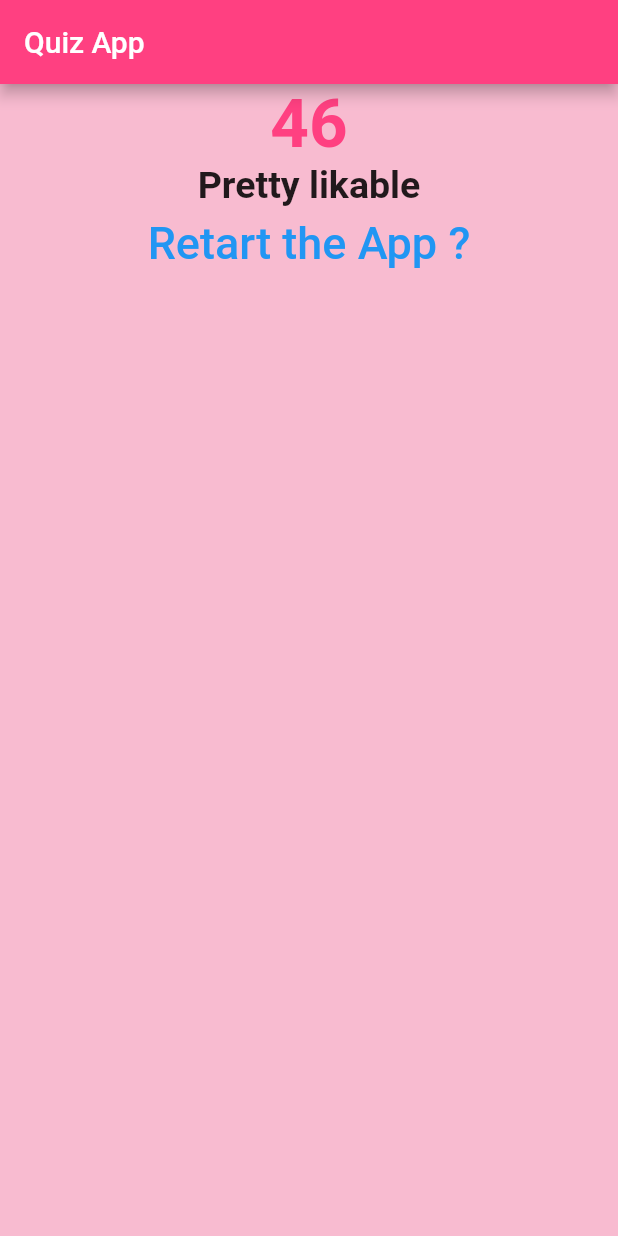
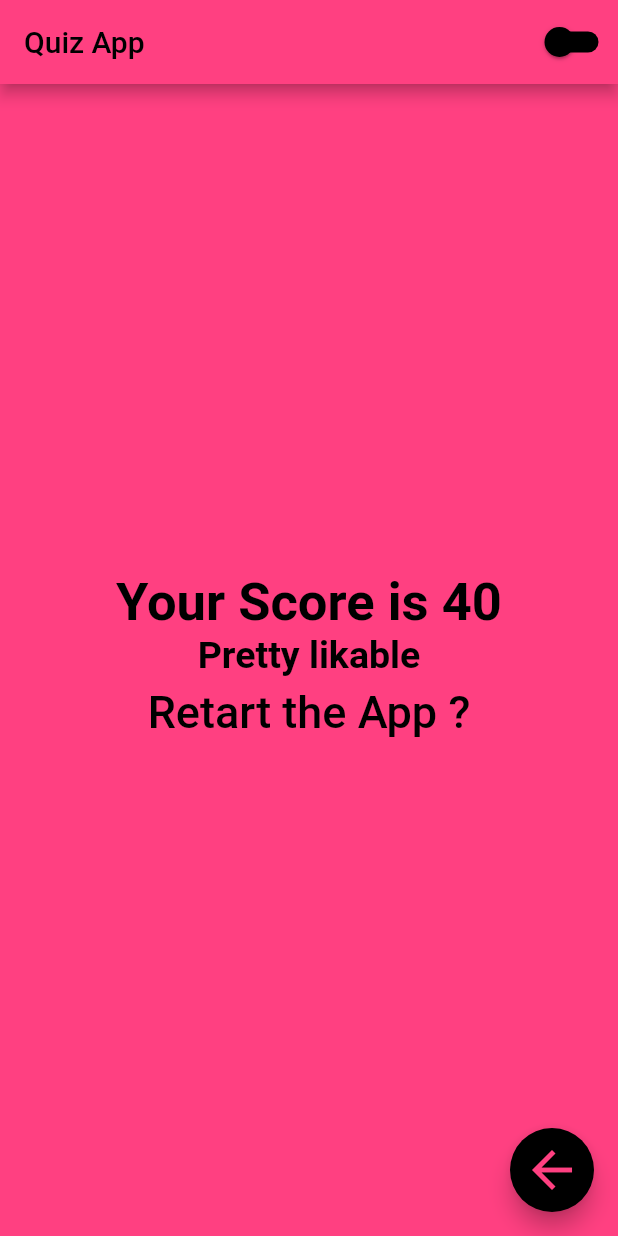
Before and after one commit to MaRiamNaser/Simple-Quiz-App, a Flutter app: the screen it shows after launch, after a tap on "Black", after a tap on "Lion", after a tap on "Green Tea", on a phone screen of 412 x 824 dp. Run offline on Flutter 3.47's test engine with Material 2 defaults, Android fonts, the phone set to English and light mode, and no system bars.

Commit message:
Added back function and Dark theme

```diff
--- a/lib/answer.dart
+++ b/lib/answer.dart
@@ -10,7 +10,7 @@ class Answer extends StatelessWidget {
     return Container(
       width: double.infinity,
       child: RaisedButton(
-        color: Colors.pink,
+        color: Colors.pinkAccent,
         textColor: Colors.white,
         child: Text(
           answerText,
--- a/lib/main.dart
+++ b/lib/main.dart
@@ -9,41 +9,46 @@ class MyApp extends StatefulWidget {
   _MyAppState createState() => _MyAppState();
 }
 
+Color w = Colors.pinkAccent;
+Color b = Colors.black;
+
 class _MyAppState extends State<MyApp> {
   int _totalScore = 0;
+  bool isSwitched = false;
   final List<Map<String, Object>> _question = [
     {
       'questionText': "What is your favorite color?!",
       'answers': [
         {'text': 'Black', 'score': 10},
-        {'text': 'Green', 'score': 5},
-        {'text': 'Blue', 'score': 20},
-        {'text': 'Yellow', 'score': 7.5}
+        {'text': 'Green', 'score': 20},
+        {'text': 'Blue', 'score': 30},
+        {'text': 'Yellow', 'score': 40}
       ]
     },
     {
       'questionText': "What is your favorite Animal?!",
       'answers': [
-        {'text': 'Lion', 'score': 30},
-        {'text': 'Elephant', 'score': 2},
-        {'text': 'Cat', 'score': 9},
-        {'text': 'Dog', 'score': 11},
-        {'text': 'Tiger', 'score': 3}
+        {'text': 'Lion', 'score': 10},
+        {'text': 'Elephant', 'score': 20},
+        {'text': 'Cat', 'score': 30},
+        {'text': 'Dog', 'score': 40},
+        {'text': 'Tiger', 'score': 50}
       ]
     },
     {
       'questionText': "What is your favorite Meal?!",
       'answers': [
-        {'text': 'carrot', 'score': 1},
-        {'text': 'Green Tea', 'score': 6},
-        {'text': 'Green coffee', 'score': 4},
-        {'text': 'Apple', 'score': 15},
-        {'text': 'Banana', 'score': 21}
+        {'text': 'carrot', 'score': 10},
+        {'text': 'Green Tea', 'score': 20},
+        {'text': 'Green coffee', 'score': 30},
+        {'text': 'Apple', 'score': 40},
+        {'text': 'Banana', 'score': 50}
       ]
     }
   ];
   int _questionIndex = 0;
 
+  int numScore = 0;
   void _resetQuiz() {
     setState(() {
       _totalScore = 0;
@@ -52,6 +57,7 @@ class _MyAppState extends State<MyApp> {
   }
 
   void answerQuestion(var score) {
+    this.numScore = score;
     _totalScore += score;
     setState(() {
       _questionIndex += 1;
@@ -63,17 +69,58 @@ class _MyAppState extends State<MyApp> {
   @override
   Widget build(BuildContext context) {
     return MaterialApp(
+        debugShowCheckedModeBanner: false,
         home: Scaffold(
           appBar: AppBar(
-        backgroundColor: Colors.pinkAccent,
-        title: Text("Quiz App"),
+            backgroundColor: w,
+            title: Text(
+              "Quiz App",
+              style: TextStyle(color: b),
+            ),
+            actions: <Widget>[
+              Switch(
+                value: isSwitched,
+                onChanged: (value) {
+                  setState(() {
+                    isSwitched = value;
+                    if (isSwitched == true) {
+                      b = Colors.pink;
+                      w = Colors.black;
+                    }
+                    if (isSwitched == false) {
+                      b = Colors.black;
+                      w = Colors.pink;
+                    }
+                  });
+                },
+                activeColor: Colors.pink,
+                inactiveThumbColor: Colors.black,
+                inactiveTrackColor: Colors.black,
+              )
+            ],
           ),
           body: Container(
-        color: Colors.pink[100],
+            color: w,
             child: _questionIndex < _question.length
                 ? Quiz(_question, _questionIndex, answerQuestion)
                 : Result(_resetQuiz, _totalScore),
           ),
+          floatingActionButton: FloatingActionButton(
+            backgroundColor: b,
+            child: Icon(
+              Icons.arrow_back,
+              color: w,
+              size: 40,
+            ),
+            onPressed: () {
+              setState(() {
+                if (_questionIndex > 0) {
+                  _questionIndex--;
+                  _totalScore -= numScore;
+                }
+              });
+            },
+          ),
         ));
   }
 }
--- a/lib/question.dart
+++ b/lib/question.dart
@@ -1,4 +1,5 @@
 import 'package:flutter/material.dart';
+import 'main.dart';
 
 class Question extends StatelessWidget {
   final questionText;
@@ -12,7 +13,7 @@ class Question extends StatelessWidget {
       margin: EdgeInsets.all(10.0),
       child: Text(
         questionText,
-        style: TextStyle(fontSize: 30),
+        style: TextStyle(fontSize: 30, color: b, fontWeight: FontWeight.bold),
         textAlign: TextAlign.center,
       ),
     );
--- a/lib/result.dart
+++ b/lib/result.dart
@@ -1,4 +1,5 @@
 import 'package:flutter/material.dart';
+import 'main.dart';
 
 class Result extends StatelessWidget {
   final Function z;
@@ -21,21 +22,20 @@ class Result extends StatelessWidget {
   @override
   Widget build(BuildContext context) {
     return Center(
-      child: Column(children: <Widget>[
+      child: Column(mainAxisAlignment: MainAxisAlignment.center, children: <
+          Widget>[
         Text(
-          "${this.resultScore}",
-          style: TextStyle(
-              fontSize: 45,
-              fontWeight: FontWeight.bold,
-              color: Colors.pinkAccent),
+          "Your Score is ${this.resultScore}",
+          style: TextStyle(fontSize: 35, fontWeight: FontWeight.bold, color: b),
         ),
         Text(
           this.resultPhrase,
-          style: TextStyle(fontSize: 25, fontWeight: FontWeight.bold),
+          textAlign: TextAlign.center,
+          style: TextStyle(fontSize: 25, fontWeight: FontWeight.bold, color: b),
         ),
         FlatButton(
           child: Text("Retart the App ?",
-              style: TextStyle(fontSize: 30, color: Colors.blue)),
+              style: TextStyle(fontSize: 30, color: b)),
           onPressed: z,
         ),
       ]),
```
Lines whose indentation alone changed are shown as unchanged.
